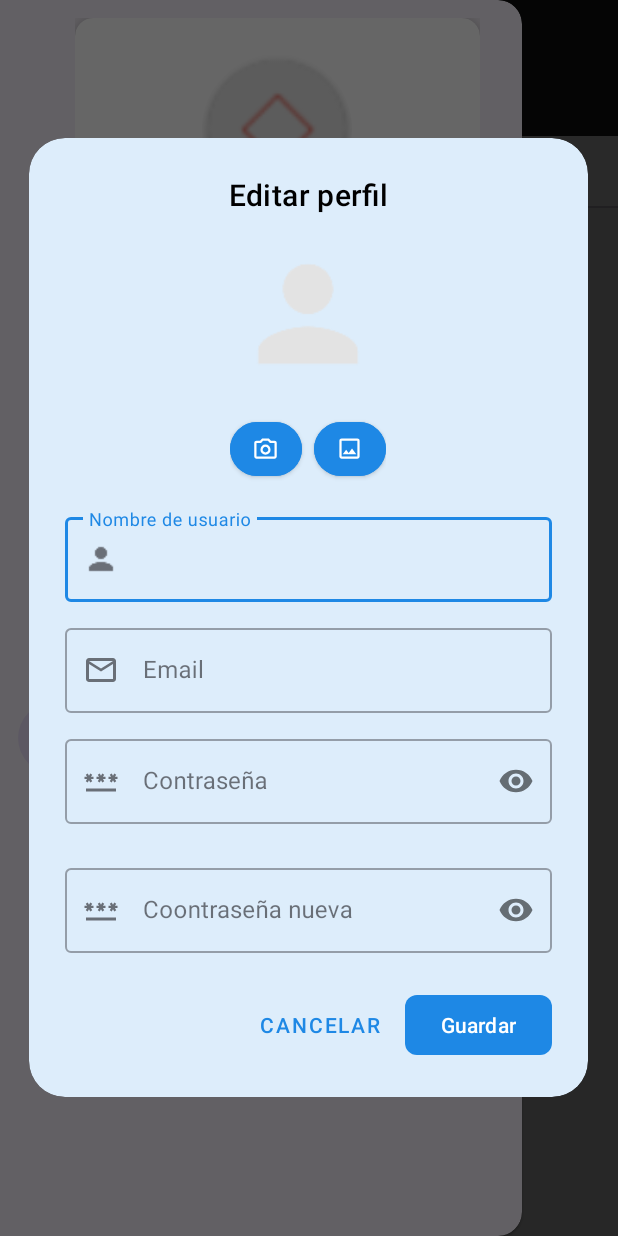
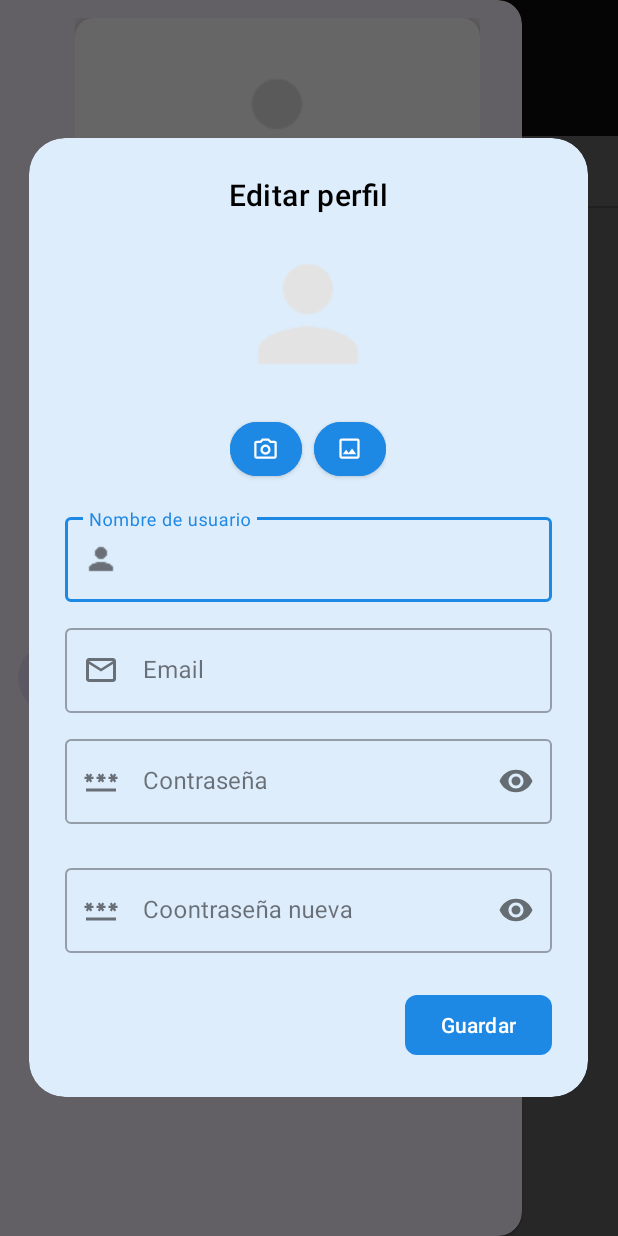
Before and after one commit to cursedx0/DAS-GazteMap, an Android app: the LeaderboardActivity screen opened directly, with no data from a screen before it, after a tap on "Editar perfil", on a phone screen of 412 x 824 dp. Run offline under Robolectric (Android 15) with nearby library versions, the light colour scheme and no system bars; our stand-ins replace Volley; network calls fail; pictures from the network do not load; 1 other tap on this screen came first.

Commit message:
Eliminada sección "apartados" confusa. Arreglado texto invisible "editar perfil" en tema oscuro. Cambiado placeholder de pfp para usuarios sin foto.

```diff
--- a/app/src/main/res/layout/dialog_edit.xml
+++ b/app/src/main/res/layout/dialog_edit.xml
@@ -151,15 +151,7 @@
             android:gravity="end"
             android:orientation="horizontal">
 
-            <com.google.android.material.button.MaterialButton
-                android:id="@+id/btnCancelEdit"
-                style="@style/Widget.MaterialComponents.Button.TextButton"
-                android:layout_width="wrap_content"
-                android:layout_height="wrap_content"
-                android:layout_marginEnd="8dp"
-                android:text="@string/cancelar" />
-
-            <com.google.android.material.button.MaterialButton
+			<com.google.android.material.button.MaterialButton
                 android:id="@+id/btnSaveEdit"
                 android:layout_width="wrap_content"
                 android:layout_height="wrap_content"
--- a/app/src/main/res/layout/nav_perfil.xml
+++ b/app/src/main/res/layout/nav_perfil.xml
@@ -50,9 +50,11 @@
             android:layout_marginTop="16dp"
             android:text="@string/editarPerfil"
             android:textAllCaps="false"
+            android:textColor="@color/blanco"
             app:cornerRadius="8dp"
             app:icon="@drawable/manage_accounts"
-            app:iconGravity="textStart" />
+            app:iconGravity="textStart"
+            app:iconTint="@color/blanco" />
 
         <com.google.android.material.button.MaterialButton
             android:id="@+id/btnLogout"
--- a/app/src/main/res/menu/drawer.xml
+++ b/app/src/main/res/menu/drawer.xml
@@ -10,8 +10,6 @@
         android:enabled="false"
         app:actionLayout="@layout/nav_perfil"/>
 
-    <item android:title="@string/apartados">
-        <menu>
     <group
         android:id="@+id/grupo"
         android:checkableBehavior="single"
@@ -36,7 +34,8 @@
             android:title="@string/apartado_configuracion" />
 
     </group>
-        </menu>
+    <item android:title="@string/apartados">
+        <menu></menu>
     </item>
 
 </menu>
```
Also changed, not shown: app/src/main/res/drawable/placeholder.png. Lines whose indentation alone changed are shown as unchanged.
